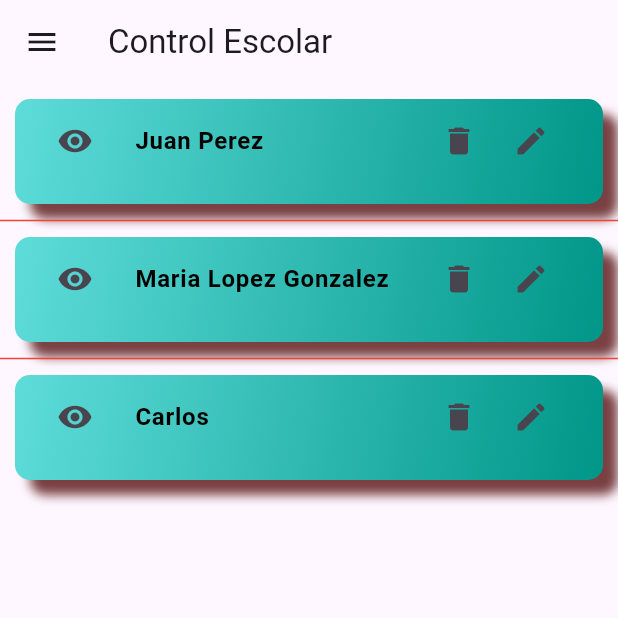
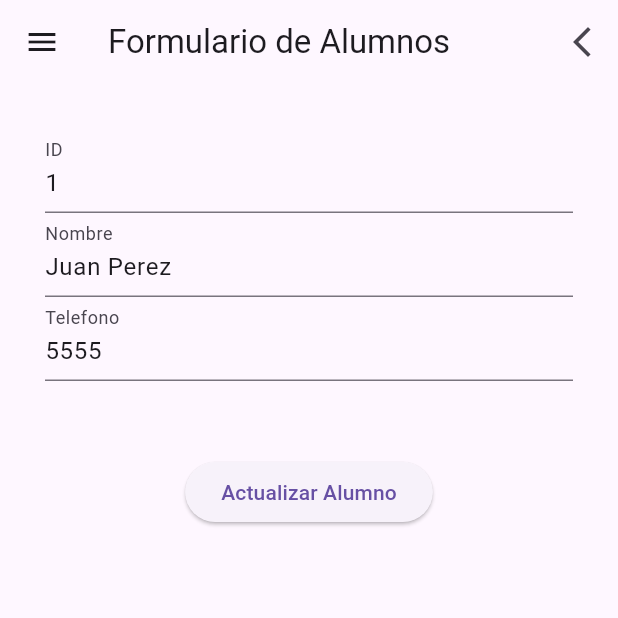
Before and after one commit to BAlbertoGA/flutter_control_escolar, a Flutter app: the screen it shows after launch, after a tap on the "edit" icon, on a phone screen of 412 x 824 dp, the top half of it. Run offline on Flutter 3.47's test engine with Material 3 defaults, Android fonts, the phone set to English and light mode, and no system bars.

Commit message:
implementar la funcion de eliminar y agregado del formulario

```diff
--- /dev/null
+++ b/lib/formulario_alumno.dart
@@ -0,0 +1,100 @@
+import 'package:flutter/material.dart';
+import 'package:flutter_control_escolar/drawer.dart';
+import 'package:flutter_control_escolar/mylistview.dart';
+
+class MyFormularioAlumno extends StatefulWidget {
+  const MyFormularioAlumno({super.key});
+
+  @override
+  State<MyFormularioAlumno> createState() => MyFormularioAlumnoState();
+}
+
+class MyFormularioAlumnoState extends State<MyFormularioAlumno> {
+  final _formKey = GlobalKey<FormState>();
+  final crtlId = TextEditingController();
+  final crtlNombre = TextEditingController();
+  final crtlTelefono = TextEditingController();
+  bool nuevoAlumno = true;
+
+  @override
+  Widget build(BuildContext context) {
+    final id = (ModalRoute.of(context)?.settings.arguments);
+    if (id != null) {
+      nuevoAlumno = false;
+      var alumnoLista = MyListView.alumnos.firstWhere(
+        (alumno) => alumno['id'] == id,
+      );
+      crtlId.text = alumnoLista['id'].toString();
+      crtlNombre.text = alumnoLista['name'];
+      crtlTelefono.text = alumnoLista['phone'].toString();
+    }
+    return Scaffold(
+      appBar: AppBar(
+        title: Title(color: Colors.black, child: Text("Formulario de Alumnos")),
+        actions: <Widget>[
+          IconButton(
+            onPressed: () {
+              Navigator.pop(context);
+            },
+            icon: Icon(Icons.arrow_back_ios_new),
+          ),
+        ],
+      ),
+      drawer: MyDrawer(),
+      body: SingleChildScrollView(
+        padding: EdgeInsets.all(30),
+        child: Form(
+          key: _formKey,
+          child: Column(
+            children: [
+              TextFormField(
+                controller: crtlId, //Agrega el valor de los controllers
+                decoration: InputDecoration(label: Text("ID")),
+                keyboardType: TextInputType.number,
+                validator: (value) {
+                  if (value == null || value.isEmpty) {
+                    return 'Ingrese el ID';
+                  }
+                  if (int.parse(value) == null) {
+                    return 'El ID debe ser numerico';
+                  }
+
+                  return null;
+                },
+              ),
+              TextFormField(
+                controller: crtlNombre, //Agrega el valor de los controllers
+                decoration: InputDecoration(label: Text("Nombre")),
+                keyboardType: TextInputType.text,
+              ),
+              TextFormField(
+                controller: crtlTelefono, //Agrega el valor de los controllers
+                decoration: InputDecoration(label: Text("Telefono")),
+                keyboardType: TextInputType.phone,
+              ),
+              SizedBox(height: 50),
+              ElevatedButton(
+                onPressed: () {
+                  String idAlumno = crtlId.text;
+                  String nombreAlumno = crtlNombre.text;
+                  String telefonoAlumno = crtlTelefono.text;
+
+                  if (!nuevoAlumno) {
+                    ScaffoldMessenger.of(context).showSnackBar(
+                      SnackBar(content: Text('Datos Actualizados')),
+                    );
+                  } else {
+                    ScaffoldMessenger.of(
+                      context,
+                    ).showSnackBar(SnackBar(content: Text('Alumno Agregado')));
+                  }
+                },
+                child: Text(nuevoAlumno ? "Enviar" : "Actualizar Alumno"),
+              ),
+            ],
+          ),
+        ),
+      ),
+    );
+  }
+}
--- a/lib/mylistview.dart
+++ b/lib/mylistview.dart
@@ -113,6 +113,7 @@ class _MyListViewState extends State<MyListView> {
           itemCount: MyListView.alumnos.length,
         ),
       ),
+      floatingActionButton: getBottonFloatNuevoAlumno(),
     );
   }
 
@@ -140,9 +141,65 @@ class _MyListViewState extends State<MyListView> {
       trailing: Wrap(
         spacing: 0,
         children: [
-          IconButton(onPressed: () {},icon:  Icon(Icons.delete), tooltip: "Eliminar",),
-          IconButton(onPressed: () {},icon:  Icon(Icons.edit), tooltip: "Elitar",)],
+          IconButton(
+            onPressed: () {
+              showDialog(
+                context: context,
+                builder: (context) => getAlert(index, context),
+              );
+            },
+            icon: Icon(Icons.delete),
+            tooltip: "Eliminar",
+          ),
+          IconButton(
+            onPressed: () {
+              Navigator.pushNamed(
+                context,
+                AppRoutes.rutaFormularioAlumno,
+                arguments: MyListView.alumnos[index]['id'],
+              );
+            },
+            icon: Icon(Icons.edit),
+            tooltip: "Elitar",
+          ),
+        ],
       ),
     );
   }
+
+  // Crea una ventana de alerta
+  getAlert(index, context) {
+    return AlertDialog(
+      title: const Text("Desea Eliminar?"),
+      content: Text("Se eliminara ${MyListView.alumnos[index]['name']}"),
+      actions: [
+        TextButton(
+          onPressed: () {
+            Navigator.pop(context, 'Cancelar');
+          },
+          child: const Text('Cancelar'),
+        ),
+        TextButton(
+          onPressed: () {
+            setState(() {
+              MyListView.alumnos.removeWhere(
+                (item) => item['id'] == MyListView.alumnos[index]['id'],
+              );
+              Navigator.pop(context, 'OK');
+            });
+          },
+          child: const Text('Aceptar'),
+        ),
+      ],
+    );
+  }
+
+  getBottonFloatNuevoAlumno() {
+    return FloatingActionButton(
+      onPressed: () {
+        Navigator.pushNamed(context, AppRoutes.rutaFormularioAlumno);
+      },
+      child: const Icon(Icons.add),
+    );
+  }
 }
--- a/lib/routes.dart
+++ b/lib/routes.dart
@@ -2,6 +2,7 @@ import 'package:flutter/material.dart';
 import 'package:flutter_control_escolar/altaalumno.dart';
 import 'package:flutter_control_escolar/capturacalificaciones.dart';
 import 'package:flutter_control_escolar/detalleAlumno.dart';
+import 'package:flutter_control_escolar/formulario_alumno.dart';
 import 'package:flutter_control_escolar/materias.dart';
 import 'package:flutter_control_escolar/mylistview.dart';
 
@@ -11,10 +12,9 @@ class AppRoutes {
   static const String rutaListaAlumnos = "/rutalistaalumnos";
   static const String rutaMaterias = "/rutaMaterias";
   static const String rutaAltaAlumno = "/rutaAltaAlumno";
+  static const String rutaFormularioAlumno = "/rutaFormularioAlumnos";
 
-
-  static Map<String, Widget Function(BuildContext)> get appRoutes {
-    return {
+  static final Map<String, Widget Function(BuildContext)> appRoutes = {
     rutaDetalleAlumno: (context) {
       final id = ModalRoute.of(context)!.settings.arguments as int;
       return Detallealumno(id: id);
@@ -35,6 +35,9 @@ class AppRoutes {
     rutaAltaAlumno: (context) {
       return const AltaAlumno();
     },
+
+    rutaFormularioAlumno: (context) {
+      return const MyFormularioAlumno();
+    },
   };
 }
-}
```
Also changed, not shown: lib/drawer.dart (+4 -3 lines). Lines whose indentation alone changed are shown as unchanged.
